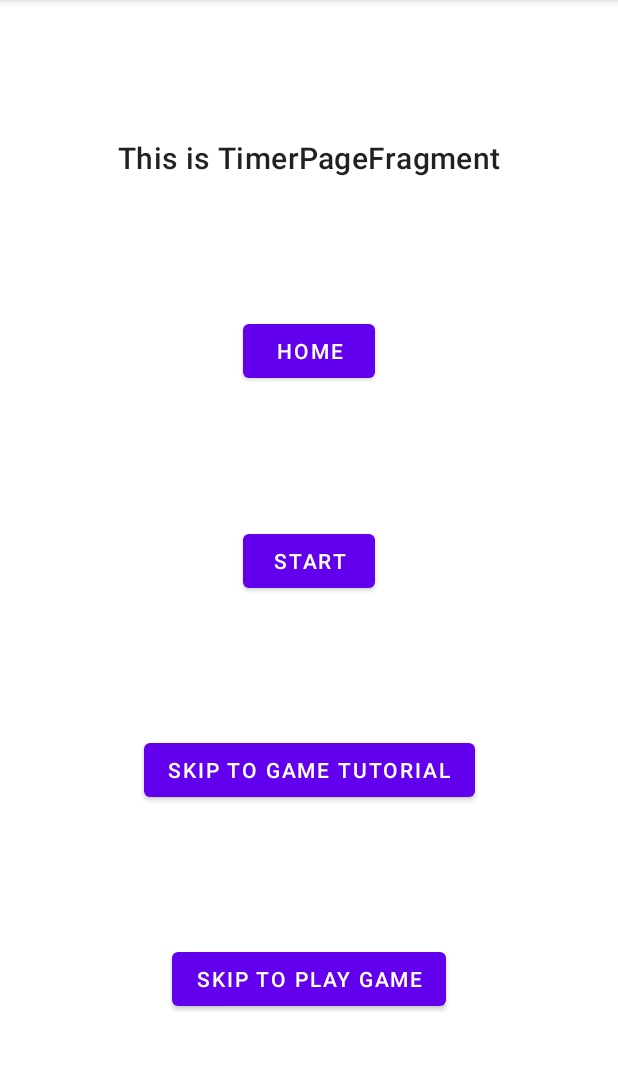
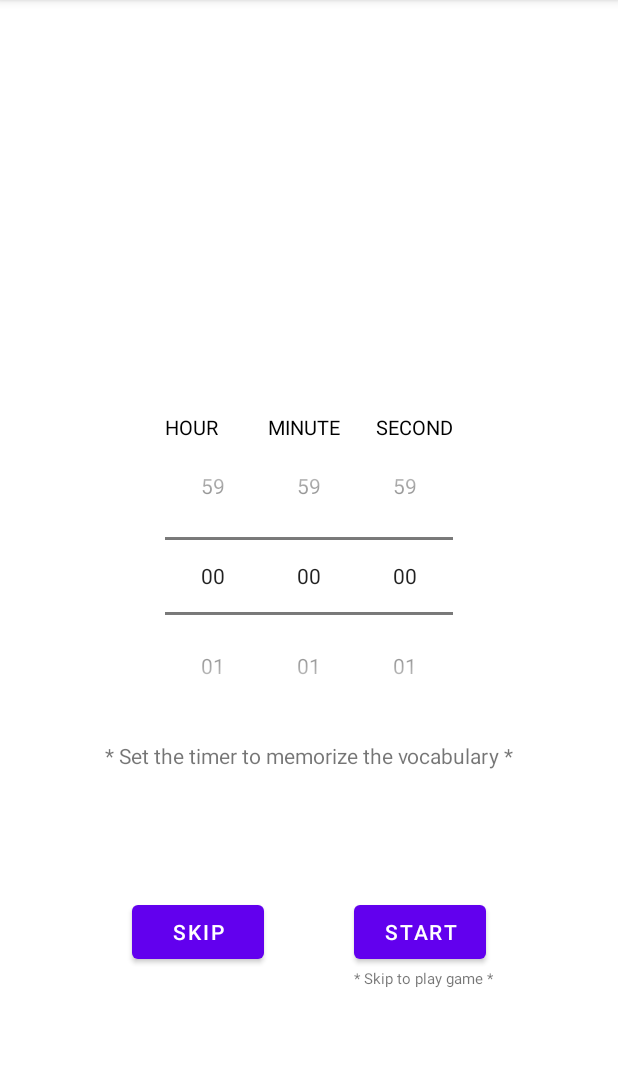
Before and after one commit to MilkShakeBro/SoftwareStudioFinalProject, an Android app: the TimerPageFragment screen opened through its navigation route, on a phone screen of 412 x 824 dp, the part 84-1155 px from its top. Run offline under Robolectric (Android 15) with nearby library versions, the phone set to English and light mode, and no system bars; our stand-ins replace Dagger/Hilt's generated code, data binding; pictures from the network do not load; Roboto replaces fonts that are not available here.

Commit message:
Timer almost finished (withoud passing time argument)

```diff
--- a/app/src/main/java/com/example/finalprojecttemplate/ui/timer/TimerPageFragment.kt
+++ b/app/src/main/java/com/example/finalprojecttemplate/ui/timer/TimerPageFragment.kt
@@ -1,23 +1,31 @@
 package com.example.finalprojecttemplate.ui.timer
 
+import android.R
+import android.content.DialogInterface
 import android.os.Bundle
+import android.util.Log
 import android.view.LayoutInflater
 import android.view.View
 import android.view.ViewGroup
+import android.widget.NumberPicker
+import android.widget.TextView
+import androidx.appcompat.app.AppCompatActivity
+import androidx.core.content.ContextCompat
 import androidx.fragment.app.Fragment
 import androidx.navigation.fragment.findNavController
-import com.example.finalprojecttemplate.databinding.TemplateLayoutBinding
+import com.example.finalprojecttemplate.databinding.TimerFragmentBinding
+
 
 class TimerPageFragment: Fragment() {
 
-    private var binding: TemplateLayoutBinding? = null
+    private var binding: TimerFragmentBinding? = null
 
     override fun onCreateView(
         inflater: LayoutInflater,
         container: ViewGroup?,
         savedInstanceState: Bundle?
     ): View? {
-        val fragmentBinding = TemplateLayoutBinding.inflate(inflater, container, false)
+        val fragmentBinding = TimerFragmentBinding.inflate(inflater, container, false)
         binding = fragmentBinding
         return fragmentBinding.root
     }
@@ -25,32 +33,39 @@ class TimerPageFragment: Fragment() {
     override fun onViewCreated(view: View, savedInstanceState: Bundle?) {
         super.onViewCreated(view, savedInstanceState)
 
+        initAllPicker()
+
         binding?.apply {
-            button1.setOnClickListener {
-                val action = TimerPageFragmentDirections.actionTimerPageFragmentToHomePageFragment()
-                findNavController().navigate(action)
-            }
-            button1.text = "Home"
+            start.setOnClickListener {
+                val hour = numPickerH.value
+                val minute = numPickerM.value
+                val second = numPickerS.value
 
-            button2.setOnClickListener {
+                Log.d("Hour", hour.toString())
+                Log.d("Minute", minute.toString())
+                Log.d("Second", second.toString())
+
                 val action = TimerPageFragmentDirections.actionTimerPageFragmentToFlashcardPageFragment()
                 findNavController().navigate(action)
             }
-            button2.text = "Start"
 
-            button3.setOnClickListener {
-                val action = TimerPageFragmentDirections.actionTimerPageFragmentToGameTutorialFragment()
-                findNavController().navigate(action)
-            }
-            button3.text = "Skip to game tutorial"
-
-            button4.setOnClickListener {
+            skip.setOnClickListener {
                 val action = TimerPageFragmentDirections.actionTimerPageFragmentToGamePageFragment()
                 findNavController().navigate(action)
             }
-            button4.text = "Skip to play game"
 
-            fragmentDescription.text = "This is TimerPageFragment"
         }
     }
+
+    private fun initPicker(min: Int, max: Int, p: NumberPicker) {
+        p.minValue = min
+        p.maxValue = max
+        p.setFormatter { i -> String.format("%02d", i) }
+    }
+
+    private fun initAllPicker() {
+        binding?.let { initPicker(0, 59, it.numPickerH) }
+        binding?.let { initPicker(0, 59, it.numPickerM) }
+        binding?.let { initPicker(0, 59, it.numPickerS) }
+    }
 }
--- /dev/null
+++ b/app/src/main/res/layout/timer_fragment.xml
@@ -0,0 +1,132 @@
+<?xml version="1.0" encoding="utf-8"?>
+
+<layout xmlns:android="http://schemas.android.com/apk/res/android"
+    xmlns:app="http://schemas.android.com/apk/res-auto"
+    xmlns:tools="http://schemas.android.com/tools">
+
+    <data>
+
+    </data>
+
+    <androidx.constraintlayout.widget.ConstraintLayout
+        android:layout_width="match_parent"
+        android:layout_height="match_parent"
+        tools:context=".MainActivity">
+
+        <TextView
+            android:id="@+id/hour"
+            android:layout_width="wrap_content"
+            android:layout_height="wrap_content"
+            android:text="HOUR"
+            android:textColor="@color/black"
+            android:textSize="13sp"
+            app:layout_constraintStart_toStartOf="@id/timer"
+            app:layout_constraintBottom_toTopOf="@id/timer">
+
+        </TextView>
+
+        <TextView
+            android:id="@+id/minute"
+            android:layout_width="wrap_content"
+            android:layout_height="wrap_content"
+            android:text="MINUTE"
+            android:textColor="@color/black"
+            android:textSize="13sp"
+            android:paddingLeft="33dp"
+            app:layout_constraintStart_toEndOf="@id/hour"
+            app:layout_constraintBottom_toTopOf="@id/timer">
+        </TextView>
+
+        <TextView
+            android:id="@+id/second"
+            android:layout_width="wrap_content"
+            android:layout_height="wrap_content"
+            android:text="SECOND"
+            android:textColor="@color/black"
+            android:textSize="13sp"
+            app:layout_constraintEnd_toEndOf="@id/timer"
+            app:layout_constraintBottom_toTopOf="@id/timer">
+        </TextView>
+
+        <LinearLayout
+            android:id="@+id/timer"
+            android:layout_width="wrap_content"
+            android:layout_height="wrap_content"
+            android:orientation="horizontal"
+            app:layout_constraintBottom_toBottomOf="parent"
+            app:layout_constraintEnd_toEndOf="parent"
+            app:layout_constraintStart_toStartOf="parent"
+            app:layout_constraintTop_toTopOf="parent">
+
+            <NumberPicker
+                android:id="@+id/numPickerH"
+                android:layout_width="wrap_content"
+                android:layout_height="wrap_content" />
+
+            <NumberPicker
+                android:id="@+id/numPickerM"
+                android:layout_width="wrap_content"
+                android:layout_height="wrap_content"
+                android:divider="#ebebeb" />
+
+            <NumberPicker
+                android:id="@+id/numPickerS"
+                android:layout_width="wrap_content"
+                android:layout_height="wrap_content" />
+
+        </LinearLayout>
+
+        <TextView
+            android:id="@+id/description"
+            android:layout_width="wrap_content"
+            android:layout_height="wrap_content"
+            android:text="* Set the timer to memorize the vocabulary *"
+            app:layout_constraintLeft_toLeftOf="parent"
+            app:layout_constraintRight_toRightOf="parent"
+            android:paddingTop="20dp"
+            app:layout_constraintTop_toBottomOf="@id/timer"
+            >
+
+        </TextView>
+
+        <Button
+            android:id="@+id/skip"
+            android:layout_width="wrap_content"
+            android:layout_height="wrap_content"
+            android:text="Skip"
+            android:layout_marginEnd="60sp"
+            app:layout_constraintTop_toTopOf="@id/description"
+            app:layout_constraintBottom_toBottomOf="parent"
+            app:layout_constraintLeft_toLeftOf="parent"
+            app:layout_constraintRight_toRightOf="@id/start">
+
+        </Button>
+
+        <TextView
+            android:id="@+id/skip_description"
+            android:layout_width="wrap_content"
+            android:layout_height="wrap_content"
+            android:text="* Skip to play game *"
+            android:paddingBottom="5dp"
+            android:textSize="10dp"
+            app:layout_constraintStart_toStartOf="@id/start"
+            app:layout_constraintTop_toBottomOf="@id/start"
+            >
+
+        </TextView>
+
+        <Button
+            android:id="@+id/start"
+            android:layout_width="wrap_content"
+            android:layout_height="wrap_content"
+            android:text="Start"
+            android:layout_marginLeft="60sp"
+            app:layout_constraintTop_toTopOf="@id/description"
+            app:layout_constraintBottom_toBottomOf="parent"
+            app:layout_constraintLeft_toLeftOf="@id/skip"
+            app:layout_constraintRight_toRightOf="parent">
+
+        </Button>
+
+    </androidx.constraintlayout.widget.ConstraintLayout>
+</layout>
```
